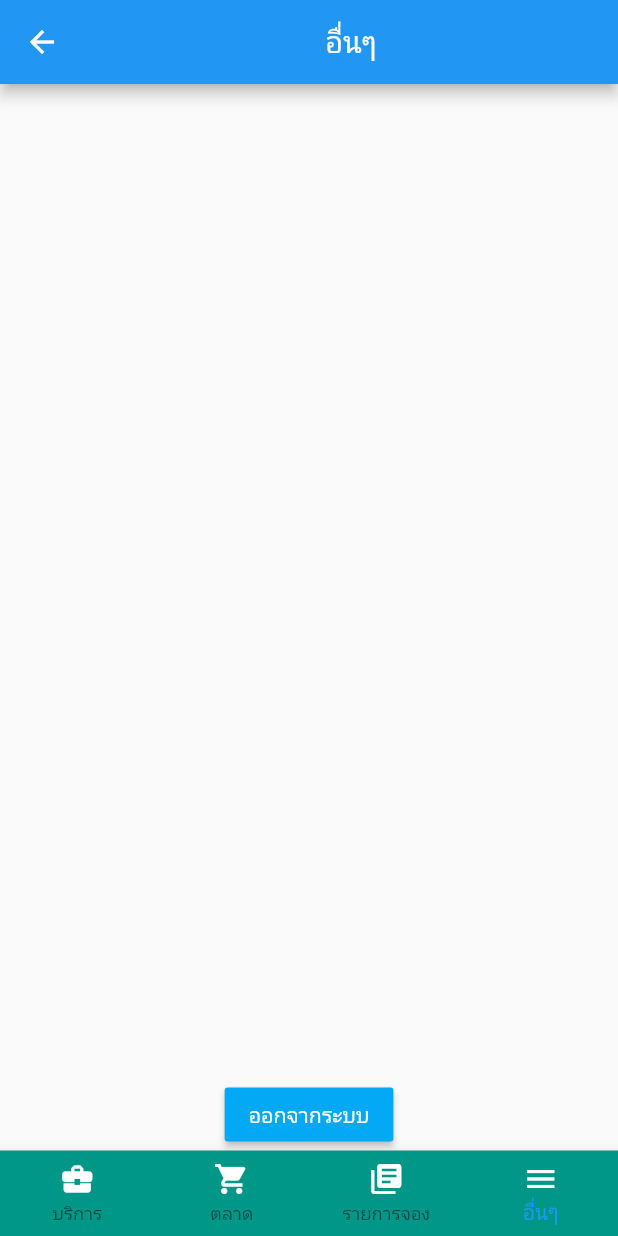
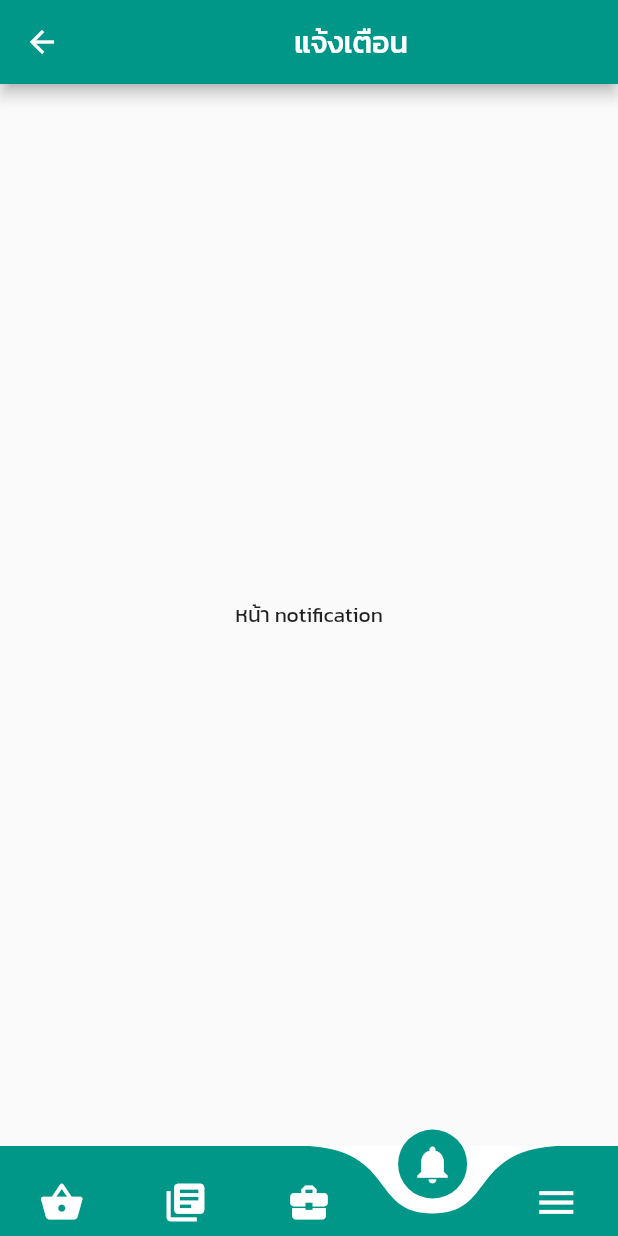
Before and after one commit to iamsamitdev/heroServiceApp, a Flutter app: the DashboardScreen screen opened by its route, item 4 of the bottom bar chosen, on a phone screen of 412 x 824 dp. Run offline on Flutter 3.47's test engine with Material 2 defaults, Android fonts, the phone set to English and light mode, and no system bars; drawn by our look-alikes of curved_navigation_bar; our stand-ins replace fluttertoast, introduction_screen, local_auth.

Commit message:
update bottomnav curve menu

```diff
--- /dev/null
+++ b/lib/screens/bottomnav/notification_screen.dart
@@ -0,0 +1,19 @@
+import 'package:flutter/material.dart';
+
+class NotificationScreen extends StatefulWidget {
+  NotificationScreen({Key key}) : super(key: key);
+
+  @override
+  _NotificationScreenState createState() => _NotificationScreenState();
+}
+
+class _NotificationScreenState extends State<NotificationScreen> {
+  @override
+  Widget build(BuildContext context) {
+    return Scaffold(
+      body: Center(
+        child: Text('หน้า notification'),
+      ),
+    );
+  }
+}
--- a/lib/screens/dashboard/dashboard_screen.dart
+++ b/lib/screens/dashboard/dashboard_screen.dart
@@ -1,7 +1,9 @@
+import 'package:curved_navigation_bar/curved_navigation_bar.dart';
 import 'package:flutter/material.dart';
 import 'package:heroServiceApp/screens/bottomnav/booking_screen.dart';
 import 'package:heroServiceApp/screens/bottomnav/home_screen.dart';
 import 'package:heroServiceApp/screens/bottomnav/market_screen.dart';
+import 'package:heroServiceApp/screens/bottomnav/notification_screen.dart';
 import 'package:heroServiceApp/screens/bottomnav/setting_screen.dart';
 
 class DashboardScreen extends StatefulWidget {
@@ -14,13 +16,14 @@ class DashboardScreen extends StatefulWidget {
 class _DashboardScreenState extends State<DashboardScreen> {
 
   // สร้างตัวแปรแบบ List ไว้เก็บรายการของ tab bottom
-  int _currentIndex = 0;
+  int _currentIndex = 2;
   String _title='Hero Service';
 
   final List<Widget> _children = [
-    HomeScreen(),
     MarketScreen(),
     BookingScreen(),
+    HomeScreen(),
+    NotificationScreen(),
     SettingScreen()
   ];
 
@@ -28,19 +31,19 @@ class _DashboardScreenState extends State<DashboardScreen> {
   void onTabTapped(int index){
     setState(() {
       _currentIndex = index;
-
       // เปลี่ยน title ไปตาม tab ที่เลือก
       switch (index) {
-        case 0: _title = 'บริการ';
+        case 0: _title = 'ตลาด';
           break;
-        case 1: _title = 'ตลาด';
+        case 1: _title = 'รายการจอง';
           break;
-        case 2: _title = 'รายจอง';
+        case 2: _title = 'บริการ';
           break;
-        case 3: _title = 'อื่นๆ';
+        case 3: _title = 'แจ้งเตือน';
+          break;
+        case 4: _title = 'อื่นๆ';
           break;
       }
-
     });
   }
 
@@ -50,29 +53,48 @@ class _DashboardScreenState extends State<DashboardScreen> {
       appBar: AppBar(
         title: Center(child: Text('$_title')),
       ),
-      bottomNavigationBar: BottomNavigationBar(
+      // bottomNavigationBar: BottomNavigationBar(
+      //   onTap: onTabTapped,
+      //   currentIndex: _currentIndex,
+      //   backgroundColor: Colors.teal,
+      //   type: BottomNavigationBarType.fixed,
+      //   items: [
+      //     BottomNavigationBarItem(
+      //       icon: Icon(Icons.business_center, color: Colors.white,),
+      //       title: Text('บริการ', style: TextStyle(color: Colors.white ),)
+      //     ),
+      //     BottomNavigationBarItem(
+      //       icon: Icon(Icons.shopping_cart, color: Colors.white,),
+      //       title: Text('ตลาด', style: TextStyle(color: Colors.white ),)
+      //     ),
+      //     BottomNavigationBarItem(
+      //       icon: Icon(Icons.library_books, color: Colors.white,),
+      //       title: Text('รายการจอง', style: TextStyle(color: Colors.white ),)
+      //     ),
+      //     BottomNavigationBarItem(
+      //       icon: Icon(Icons.menu, color: Colors.white,),
+      //       title: Text('อื่นๆ', style: TextStyle(color: Colors.white ),)
+      //     ),
+      //   ]
+      // ),
+      bottomNavigationBar: CurvedNavigationBar(
+        backgroundColor: Colors.white, /* สีพื้นหลัง */
+        color: Colors.teal, /* สีพื้นเมนู */
+        buttonBackgroundColor: Colors.teal,
+        height: 60,
+        animationDuration: Duration(
+          milliseconds: 200
+        ),
+        index: 2,
+        animationCurve: Curves.bounceInOut,
+        items: [
+          Icon(Icons.shopping_basket, size: 30, color: Colors.white,), // ตลาด
+          Icon(Icons.library_books, size: 30, color: Colors.white,), // รายการจอง
+          Icon(Icons.business_center, size: 30, color: Colors.white,), // บริการ
+          Icon(Icons.notifications, size: 30, color: Colors.white,), // แจ้งเตือน
+          Icon(Icons.menu, size: 30, color: Colors.white,), // อื่นๆ
+        ],
         onTap: onTabTapped,
-        currentIndex: _currentIndex,
-        backgroundColor: Colors.teal,
-        type: BottomNavigationBarType.fixed,
-        items: [
-          BottomNavigationBarItem(
-            icon: Icon(Icons.business_center, color: Colors.white,),
-            title: Text('บริการ', style: TextStyle(color: Colors.white ),)
-          ),
-          BottomNavigationBarItem(
-            icon: Icon(Icons.shopping_cart, color: Colors.white,),
-            title: Text('ตลาด', style: TextStyle(color: Colors.white ),)
-          ),
-          BottomNavigationBarItem(
-            icon: Icon(Icons.library_books, color: Colors.white,),
-            title: Text('รายการจอง', style: TextStyle(color: Colors.white ),)
-          ),
-          BottomNavigationBarItem(
-            icon: Icon(Icons.menu, color: Colors.white,),
-            title: Text('อื่นๆ', style: TextStyle(color: Colors.white ),)
-          ),
-        ]
       ),
       body: _children[_currentIndex],
     );
--- a/pubspec.yaml
+++ b/pubspec.yaml
@@ -33,6 +33,7 @@ dependencies:
   local_auth: ^0.6.3+2
   http: ^0.12.2
   fluttertoast: ^7.1.1
+  curved_navigation_bar: ^0.3.4
 
 dev_dependencies:
   flutter_test:
@@ -76,6 +77,11 @@ flutter:
           weight: 500
         - asset: assets/fonts/Montserrat-Bold.ttf
           weight: 700
+    - family: Kanit
+      fonts:
+        - asset: assets/fonts/Kanit-Regular.ttf
+        - asset: assets/fonts/Kanit-Medium.ttf
+        - asset: assets/fonts/Kanit-Thin.ttf
   #   - family: Trajan Pro
   #     fonts:
   #       - asset: fonts/TrajanPro.ttf
```
Also changed, not shown: lib/screens/login/login_screen.dart (+4 -6 lines), lib/screens/welcome/welcome_screen.dart (+6 -8 lines), lib/themes/style.dart (+4 -4 lines), assets/fonts/Kanit-Medium.ttf (added), assets/fonts/Kanit-Regular.ttf (added), assets/fonts/Kanit-Thin.ttf (added), pubspec.lock.
